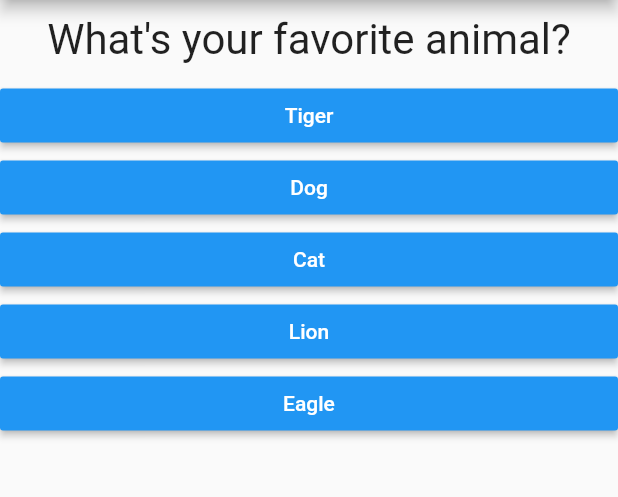
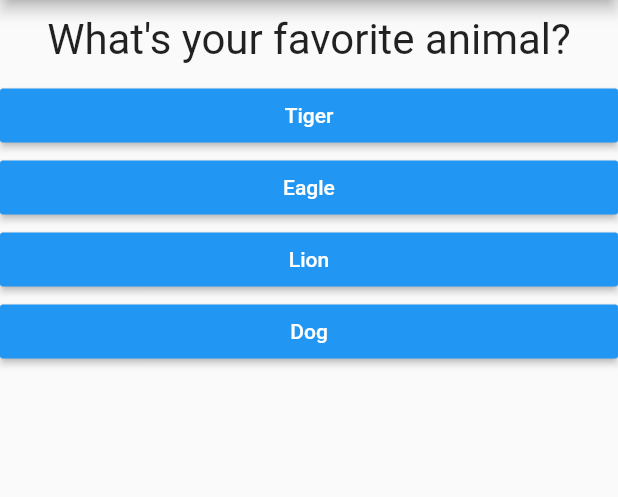
Before and after one commit to DiegoBezerra89/Flutter_course, a Flutter app: the screen it shows after launch, after a tap on "Red", on a phone screen of 412 x 824 dp, the part 84-581 px from its top. Run offline on Flutter 3.47's test engine with Material 2 defaults, Android fonts, the phone set to English and light mode, and no system bars.

Commit message:
core Flutter basics done!

```diff
--- a/flutter_first_app/lib/answer.dart
+++ b/flutter_first_app/lib/answer.dart
@@ -2,9 +2,9 @@ import 'package:flutter/material.dart';
 
 class Answer  extends StatelessWidget {
   final Function answerHandler;
-  final String buttonText;
+  final String answerText;
   var blue = 'blue';
-  Answer(this.answerHandler, this.buttonText);
+  Answer(this.answerHandler, this.answerText);
 
   @override
   Widget build(BuildContext context) {
@@ -13,7 +13,7 @@ class Answer  extends StatelessWidget {
       child: RaisedButton(
         color: Colors.blue,
         textColor: Colors.white,
-        child: Text(buttonText),
+        child: Text(answerText),
         onPressed: answerHandler,
       )
     );
--- a/flutter_first_app/lib/main.dart
+++ b/flutter_first_app/lib/main.dart
@@ -1,7 +1,8 @@
 import 'package:flutter/material.dart';
 
-import './question.dart';
-import './answer.dart';
+import './quiz.dart';
+import './result.dart';
+
 void main() => runApp(MyApp());
 
 class MyApp extends StatefulWidget {
@@ -14,53 +15,74 @@ class MyApp extends StatefulWidget {
 
 class _MyAppState extends State<MyApp> {
   var _questionIndex = 0;
-  void answerQuestion() {
+  var _totalScore = 0;
+  void _resetQuiz () {
     setState(() {
-      _questionIndex += 1;
+      _questionIndex = 0;
+      _totalScore = 0;
     });
-    print(_questionIndex);
   }
+  final _questions = const [
+    {
+      'questionText': 'What\'s your favorite color? ',
+      'answers': [
+        {'text': 'Red', 'score': 8,},
+        {'text': 'Blue', 'score': 5,},
+        {'text': 'Black', 'score': 3,},
+        {'text': 'Green', 'score': 2,},
+      ],
+    },
+    {
+      'questionText': 'What\'s your favorite animal?',
+      'answers': [
+        {'text': 'Tiger', 'score': 8,},
+        {'text': 'Eagle', 'score': 5,},
+        {'text': 'Lion', 'score': 3,},
+        {'text': 'Dog', 'score': 2,},
+      ],
+    },
+    {
+      'questionText': 'What\'s your favorite food?',
+      'answers': [
+        {'text': 'Sushi', 'score': 8,},
+        {'text': 'Hot-Dog', 'score': 5},
+        {'text': 'Pizza', 'score': 3},
+        {'text': 'Lasagna', 'score': 2},
+      ],
+    },
+    {
+      'questionText': 'What\'s your favorite game?',
+      'answers': [
+        {'text': 'Cs-go', 'score': 8,},
+        {'text': 'God of War', 'score': 5},
+        {'text': 'Fortnite', 'score': 3},
+        {'text': 'Zelda', 'score': 2},
+      ],
+    },
+  ];
 
   @override
   Widget build(BuildContext context) {
-    const questions = [
-      {
-        'questionText': 'What\'s your favorite color(test)?',
-        'answers': ['Red', 'Yellow', 'Green', 'Black'],
-        'colors': ['red',]
-      },
-      {
-        'questionText': 'What\'s your favorite animal?',
-        'answers': ['Tiger', 'Dog', 'Cat', 'Lion', 'Eagle'],
-      },
-      {
-        'questionText': 'What\'s your favorite food?',
-        'answers': ['Sushi', 'Hot-Dog', 'Pizza'],
-      },
-      {
-        'questionText': 'What\'s your favorite game?',
-        'answers': ['Cs-go', 'Fortnite', 'Zelda'],
-      },
-    ];
+    void _answerQuestion(int score) {
+      _totalScore += score;
+      setState(() {
+        _questionIndex = _questionIndex + 1;
+      });
+      print(_questionIndex);
+    }
 
     return MaterialApp(
       home: Scaffold(
         appBar: AppBar(
           title: Text('Hello World! My first app!'),
         ),
-        body: Container (
-          child: Column (
-            children: [
-              Question(
-                questions[_questionIndex]['questionText'],
-              ),
-              ...(questions[_questionIndex]['answers'] as List<String>)
-                  .map((answer) {
-                return Answer(answerQuestion, answer);
-              }).toList()
-            ],
-          ),
-        ),
+        body: _questionIndex < _questions.length
+            ? Quiz(
+                answerQuestion: _answerQuestion,
+                questionIndex: _questionIndex,
+                questions: _questions,
+              )
+            : Result(_totalScore, _resetQuiz),
       ),
     );
   }
--- /dev/null
+++ b/flutter_first_app/lib/quiz.dart
@@ -0,0 +1,30 @@
+import 'package:flutter/material.dart';
+
+import './answer.dart';
+import './question.dart';
+
+class Quiz extends StatelessWidget {
+  final List<Map<String, Object>> questions;
+  final int questionIndex;
+  final Function answerQuestion;
+
+  Quiz({
+    @required this.questions,
+    @required this.questionIndex,
+    @required this.answerQuestion,
+  });
+
+  @override
+  Widget build(BuildContext context) {
+    return Column(
+      children: [
+        Question(
+          questions[questionIndex]['questionText'],
+        ),
+        ...(questions[questionIndex]['answers'] as List<Map<String, Object>>).map((answer) {
+          return Answer(() => answerQuestion(answer['score']), answer['text']);
+        }).toList()
+      ],
+    );
+  }
+}
```
Also changed, not shown: flutter_first_app/lib/result.dart (added, +45 -0 lines).
